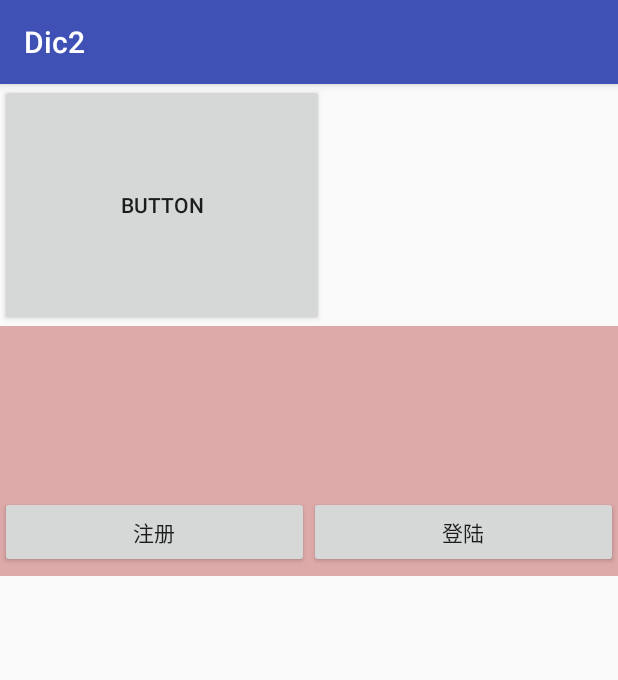
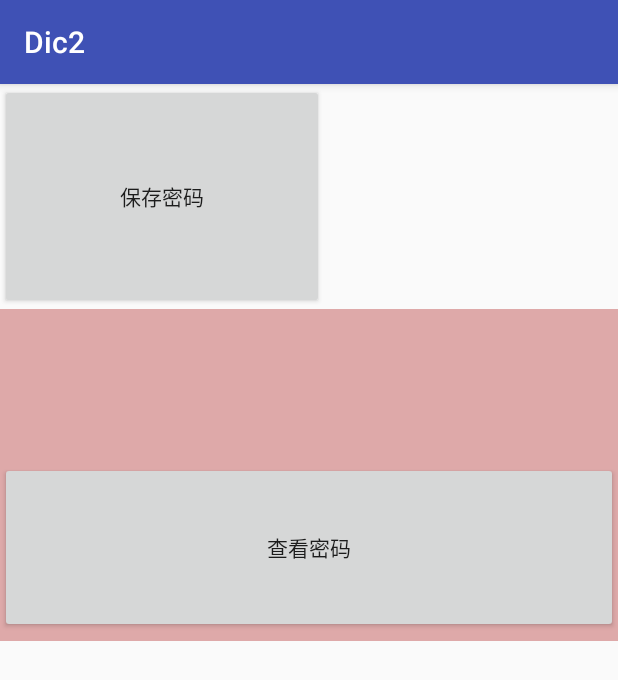
Before and after one commit to yqq648/Dic2, an Android app: the screen it shows after launch (MainActivity), on a phone screen of 412 x 824 dp. Shown: the top 680 px of the screen. Run offline under Robolectric (Android 15) with nearby library versions, the phone set to English and light mode, and no system bars.

```diff
--- a/app/src/main/java/com/dic2/MainActivity.java
+++ b/app/src/main/java/com/dic2/MainActivity.java
@@ -1,7 +1,13 @@
 package com.dic2;
 
+import android.content.SharedPreferences;
 import android.support.v7.app.AppCompatActivity;
 import android.os.Bundle;
+import android.view.View;
+import android.widget.Button;
+import android.widget.Toast;
+
+import java.util.Properties;
 
 public class MainActivity extends AppCompatActivity {
 
@@ -9,5 +15,35 @@ public class MainActivity extends AppCompatActivity {
     protected void onCreate(Bundle savedInstanceState) {
         super.onCreate(savedInstanceState);
         setContentView(R.layout.activity_main);
+        Button button = (Button) findViewById(R.id.button);
+        button.setOnClickListener(new View.OnClickListener() {
+            @Override
+            public void onClick(View v) {
+                save();
+            }
+        });
+        Button button2 = (Button) findViewById(R.id.button2);
+        button2.setOnClickListener(new View.OnClickListener() {
+            @Override
+            public void onClick(View v) {
+                //1文件名，0, , , 相当于一个yq记事本文件
+                SharedPreferences sp = getSharedPreferences("yq",0);
+                //
+                String password = sp.getString("password","");
+                Toast.makeText(MainActivity.this, ""+password, Toast.LENGTH_SHORT).show();
+            }
+        });
+
+    }
+    //使用android api保存少量数据
+    private void save() {
+        //1文件名，0, , , 相当于一个yq记事本文件
+        SharedPreferences sp = getSharedPreferences("yq",0);
+        //2编辑记事本文件,右击编辑
+        SharedPreferences.Editor editor = sp.edit();
+        //3在文本编辑器中， 填写key-value的键值对数据
+        editor.putString("password","123");
+        //4.保存记事本文件数据
+        editor.commit();
     }
 }
--- a/app/src/main/res/layout/activity_main.xml
+++ b/app/src/main/res/layout/activity_main.xml
@@ -10,7 +10,7 @@
 
     <Button
         android:gravity="center"
-        android:text="Button"
+        android:text="保存密码"
         android:layout_width="216dp"
         android:layout_height="wrap_content"
         android:id="@+id/button"
@@ -26,18 +26,12 @@
         android:layout_weight="0.17">
 
         <Button
-            android:text="注册"
+            android:text="查看密码"
             android:layout_width="wrap_content"
-            android:layout_height="wrap_content"
+            android:layout_height="114dp"
             android:id="@+id/button2"
             android:layout_weight="1" />
 
-        <Button
-            android:text="登陆"
-            android:layout_width="wrap_content"
-            android:layout_height="wrap_content"
-            android:id="@+id/button3"
-            android:layout_weight="1" />
     </LinearLayout>
 
 </LinearLayout>
```
Also changed, not shown: app/src/main/res/layout/relative_demo.xml (added, +22 -0 lines).
